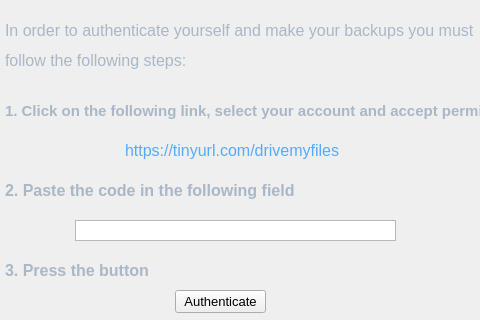
Before: the Qt Designer form auth_ui.ui in shockz-offsec/DriveMyFiles, drawn with Qt 5; both pictures show x 185 to 665 and y 0 to 320 of the 780 by 706 pixel window.
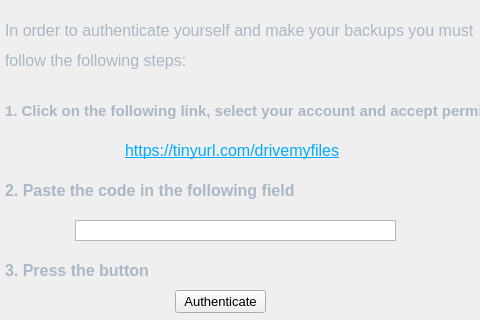
After: the same form once the commit is applied. Icons and pictures are not drawn.

Commit message: File chooser done, logic of get size updateable, fixed hyperlink of auth view,started json_handler with fuctions to add fields in different ways

Patch:
```diff
--- a/auth_ui.ui
+++ b/auth_ui.ui
@@ -527,15 +527,6 @@
          </color>
         </brush>
        </colorrole>
-       <colorrole role="PlaceholderText">
-        <brush brushstyle="SolidPattern">
-         <color alpha="128">
-          <red>85</red>
-          <green>170</green>
-          <blue>255</blue>
-         </color>
-        </brush>
-       </colorrole>
       </active>
       <inactive>
        <colorrole role="WindowText">
@@ -565,15 +556,6 @@
          </color>
         </brush>
        </colorrole>
-       <colorrole role="PlaceholderText">
-        <brush brushstyle="SolidPattern">
-         <color alpha="128">
-          <red>85</red>
-          <green>170</green>
-          <blue>255</blue>
-         </color>
-        </brush>
-       </colorrole>
       </inactive>
       <disabled>
        <colorrole role="WindowText">
@@ -603,15 +585,6 @@
          </color>
         </brush>
        </colorrole>
-       <colorrole role="PlaceholderText">
-        <brush brushstyle="SolidPattern">
-         <color alpha="128">
-          <red>0</red>
-          <green>0</green>
-          <blue>0</blue>
-         </color>
-        </brush>
-       </colorrole>
       </disabled>
      </palette>
     </property>
@@ -621,10 +594,10 @@
      </font>
     </property>
     <property name="text">
-     <string>https://tinyurl.com/drivemyfiles</string>
+     <string>&lt;html&gt;&lt;head/&gt;&lt;body&gt;&lt;p&gt;&lt;a href=&quot;https://tinyurl.com/drivemyfiles//&quot;&gt;&lt;span style=&quot; text-decoration: underline; color:#00aaff;&quot;&gt;https://tinyurl.com/drivemyfiles&lt;/span&gt;&lt;/a&gt;&lt;/p&gt;&lt;/body&gt;&lt;/html&gt;</string>
     </property>
     <property name="textFormat">
-     <enum>Qt::PlainText</enum>
+     <enum>Qt::RichText</enum>
     </property>
     <property name="openExternalLinks">
      <bool>true</bool>
```
Left out of the diff: 41 changed lines with no effect on the pictures. The commit also changes 4 other files.
